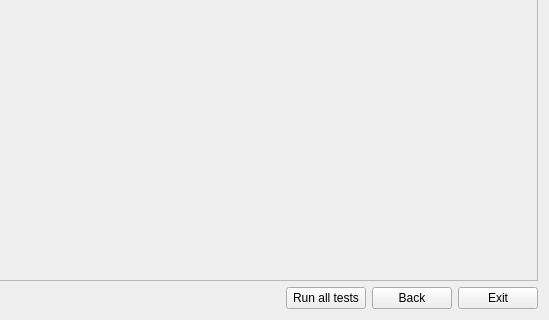
Above: src/app/mainwindow/maintestswidget.ui from AlexSP0/alt-diagnostic-tool before the change; both pictures show x 202 to 751 and y 193 to 513 of the 751 by 513 pixel window. Below: the same form after it.
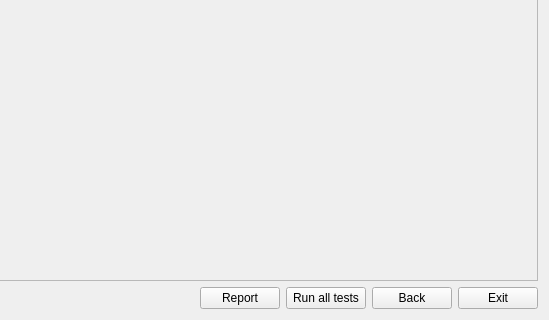
That is the form after the change. The open tabs and pages were chosen to show the change.

Commit message: chore: add report button with empty slot and translate

Patch:
```diff
--- a/src/app/mainwindow/maintestswidget.ui
+++ b/src/app/mainwindow/maintestswidget.ui
@@ -218,6 +218,13 @@
        </property>
       </spacer>
      </item>
+     <item>
+      <widget class="QPushButton" name="reportPushButton">
+       <property name="text">
+        <string>Report</string>
+       </property>
+      </widget>
+     </item>
      <item>
       <widget class="QPushButton" name="runAllTestPushButton">
        <property name="text">
```
Left out of the diff: 2 changed lines with no effect on the pictures. The commit also changes 4 other files.
